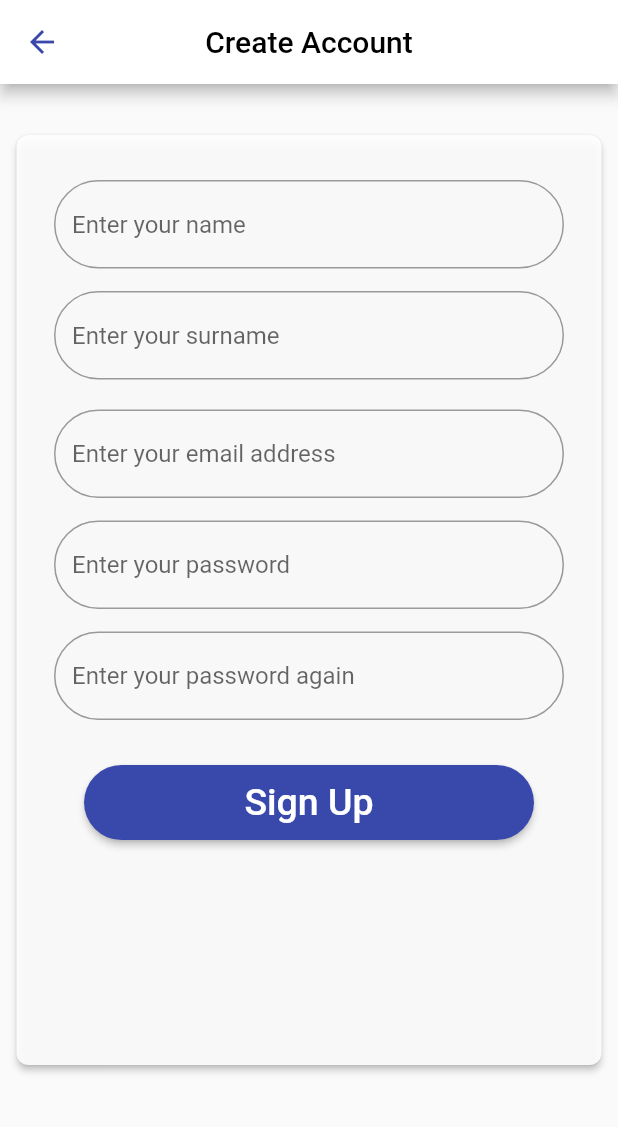
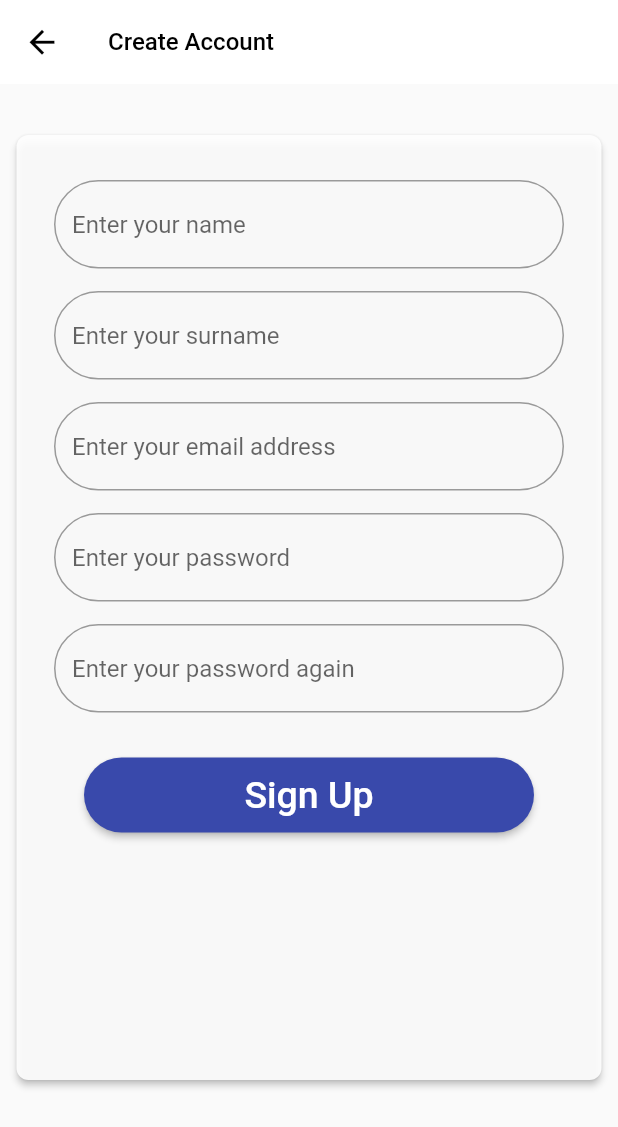
Before and after one commit to GeziRehberi/Mobil, a Flutter app: the KayitOlEkrani screen opened directly, on a phone screen of 412 x 824 dp. Shown: the top 1127 px of the screen. Run offline on Flutter 3.47's test engine with Material 2 defaults, Android fonts, the phone set to English and light mode, and no system bars; our stand-ins replace animated_theme_switcher, curved_navigation_bar, easy_localization, email_validator, image_picker; missing offline and left inert: splash_screen_view, wiredash.

Commit message:
Kayıt ol sayfası güncellendi.
Kayıt ol sayfası ara yüz ve performans olarak güncellendi.

```diff
--- a/lib/view/authentication/sign_up/kayit_ol_ekrani.dart
+++ b/lib/view/authentication/sign_up/kayit_ol_ekrani.dart
@@ -3,43 +3,40 @@ import 'package:email_validator/email_validator.dart';
 import 'package:flutter/cupertino.dart';
 import 'package:flutter/material.dart';
 
+import '../../../core/components/form_field.dart';
+import '../../../core/components/widget/appBar_widget.dart';
 import '../../../core/init/lang/locale_keys.dart';
 import '../login/giris_yap_ekrani.dart';
 
-class KayitOlEkrani extends StatelessWidget {
+class KayitOlEkrani extends StatefulWidget {
   KayitOlEkrani({Key? key}) : super(key: key);
 
+  @override
+  State<KayitOlEkrani> createState() => _KayitOlEkraniState();
+}
+
+class _KayitOlEkraniState extends State<KayitOlEkrani> {
   String _ad = '';
+
   String _soyAd = '';
+
   String _email = '';
 
   TextEditingController password = TextEditingController();
+
   TextEditingController confirmpassword = TextEditingController();
 
-  final _formkey3 = GlobalKey<FormState>();
+  final _formkey = GlobalKey<FormState>();
 
   @override
   Widget build(BuildContext context) {
     return Scaffold(
-      appBar: AppBar(
-        backgroundColor: Colors.white,
-        centerTitle: true,
-        iconTheme: IconThemeData(
-          color: Color(0xFF3949AB),
-        ),
-        title: Text(
-          LocaleKeys.sign_up_title.tr(),
-          style: TextStyle(color: Colors.black),
-        ),
-      ),
+      appBar: buildAppBar(context, LocaleKeys.sign_up_title.tr()),
       body: SingleChildScrollView(
         child: Center(
             child: Container(
           padding: const EdgeInsets.only(top: 30.0),
           child: Column(
-            children: <Widget>[
-              Stack(
-                alignment: Alignment.topCenter,
             children: <Widget>[
               Card(
                 elevation: 2.0,
@@ -48,30 +45,16 @@ class KayitOlEkrani extends StatelessWidget {
                     borderRadius: BorderRadius.circular(8.0)),
                 child: Container(
                   width: 390.00,
-                      height: 620.00,
+                  height: 630.00,
                   child: Form(
-                        key: _formkey3,
+                    key: _formkey,
                     child: Column(
                       children: <Widget>[
-                            Padding(
-                              padding: const EdgeInsets.only(
+                        FormFieldText(
                           top: 30.0,
                           bottom: 5.0,
-                                  left: 25.0,
-                                  right: 25.0),
-                              child: TextFormField(
-                                autovalidateMode:
-                                    AutovalidateMode.onUserInteraction,
                           keyboardType: TextInputType.text,
-                                textInputAction: TextInputAction.next,
-                                style: const TextStyle(
-                                    fontSize: 16.0, color: Colors.black),
-                                decoration: InputDecoration(
-                                  border: OutlineInputBorder(
-                                    borderRadius: BorderRadius.circular(40),
-                                  ),
                           hintText: LocaleKeys.sign_up_name.tr(),
-                                ),
                           onSaved: (deger) {
                             _ad = deger!;
                           },
@@ -83,26 +66,9 @@ class KayitOlEkrani extends StatelessWidget {
                             }
                           },
                         ),
-                            ),
-                            Padding(
-                              padding: const EdgeInsets.only(
-                                  top: 10.0,
-                                  bottom: 10.0,
-                                  left: 25.0,
-                                  right: 25.0),
-                              child: TextFormField(
-                                autovalidateMode:
-                                    AutovalidateMode.onUserInteraction,
-                                keyboardType: TextInputType.text,
-                                textInputAction: TextInputAction.next,
-                                style: const TextStyle(
-                                    fontSize: 16.0, color: Colors.black),
-                                decoration: InputDecoration(
-                                  border: OutlineInputBorder(
-                                    borderRadius: BorderRadius.circular(40),
-                                  ),
+                        FormFieldText(
+                          bottom: 5.0,
                           hintText: LocaleKeys.sign_up_surname.tr(),
-                                ),
                           onSaved: (deger) {
                             _soyAd = deger!;
                           },
@@ -114,26 +80,10 @@ class KayitOlEkrani extends StatelessWidget {
                             }
                           },
                         ),
-                            ),
-                            Padding(
-                              padding: const EdgeInsets.only(
-                                  top: 10.0,
+                        FormFieldText(
                           bottom: 5.0,
-                                  left: 25.0,
-                                  right: 25.0),
-                              child: TextFormField(
-                                autovalidateMode:
-                                    AutovalidateMode.onUserInteraction,
                           keyboardType: TextInputType.emailAddress,
-                                textInputAction: TextInputAction.next,
-                                style: const TextStyle(
-                                    fontSize: 16.0, color: Colors.black),
-                                decoration: InputDecoration(
-                                  border: OutlineInputBorder(
-                                    borderRadius: BorderRadius.circular(40),
-                                  ),
                           hintText: LocaleKeys.sign_up_email.tr(),
-                                ),
                           onSaved: (deger) {
                             _email = deger!; // verilerin kaydedilmesi
                             print(_email);
@@ -149,28 +99,10 @@ class KayitOlEkrani extends StatelessWidget {
                             }
                           },
                         ),
-                            ),
-                            Padding(
-                              padding: const EdgeInsets.only(
-                                  top: 10.0,
+                        FormFieldText(
+                            controller: password,
                             bottom: 5.0,
-                                  left: 25.0,
-                                  right: 25.0),
-                              child: TextFormField(
-                                  controller: password,
-                                  autovalidateMode:
-                                      AutovalidateMode.onUserInteraction,
-                                  keyboardType: TextInputType.text,
-                                  textInputAction: TextInputAction.next,
-                                  obscureText: true,
-                                  style: const TextStyle(
-                                      fontSize: 16.0, color: Colors.black),
-                                  decoration: InputDecoration(
-                                    border: OutlineInputBorder(
-                                      borderRadius: BorderRadius.circular(40),
-                                    ),
                             hintText: LocaleKeys.sign_up_password.tr(),
-                                  ),
                             validator: (deger) {
                               // şifre doğrulama işlemleri
                               if (deger!.isEmpty) {
@@ -181,34 +113,16 @@ class KayitOlEkrani extends StatelessWidget {
                                 return null;
                               }
                             }),
-                            ),
-                            Padding(
-                              padding: const EdgeInsets.only(
-                                  top: 10.0,
+                        FormFieldText(
                           bottom: 30.0,
-                                  left: 25.0,
-                                  right: 25.0),
-                              child: TextFormField(
                           controller: confirmpassword,
-                                autovalidateMode:
-                                    AutovalidateMode.onUserInteraction,
-                                keyboardType: TextInputType.text,
-                                obscureText: true,
-                                style: const TextStyle(
-                                    fontSize: 16.0, color: Colors.black),
-                                decoration: InputDecoration(
-                                  border: OutlineInputBorder(
-                                    borderRadius: BorderRadius.circular(40),
-                                  ),
                           hintText: LocaleKeys.sign_up_reEnter.tr(),
-                                ),
                           validator: (value) {
                             if (password.text != confirmpassword.text) {
                               return "Şifreler eşleşmiyor!";
                             }
                             return null;
                           },
-                              ),
                         ),
                         Container(
                           height: 50,
@@ -223,9 +137,9 @@ class KayitOlEkrani extends StatelessWidget {
                             ),
                             onPressed: () {
                               bool _validate =
-                                      _formkey3.currentState!.validate();
+                                  _formkey.currentState!.validate();
                               if (_validate) {
-                                    _formkey3.currentState!.save();
+                                _formkey.currentState!.save();
                                 // bilgileri okuyup ekranda göstermesi
                                 ScaffoldMessenger.of(context)
                                     .showSnackBar(SnackBar(
@@ -242,8 +156,8 @@ class KayitOlEkrani extends StatelessWidget {
                             },
                             child: Text(
                               LocaleKeys.sign_up_Button.tr(),
-                                  style: TextStyle(
-                                      color: Colors.white, fontSize: 25),
+                              style:
+                                  TextStyle(color: Colors.white, fontSize: 25),
                             ),
                           ),
                         ),
@@ -254,8 +168,6 @@ class KayitOlEkrani extends StatelessWidget {
               ),
             ],
           ),
-            ],
-          ),
         )),
       ),
     );
```
Lines whose indentation alone changed are shown as unchanged.
